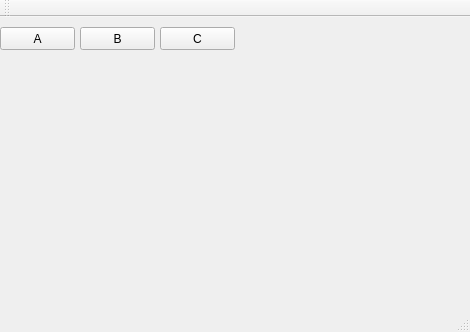
Manianass/udp, file mainwindow.ui: the form before one commit.
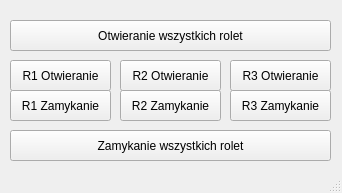
The form after the commit.

```diff
--- a/mainwindow.ui
+++ b/mainwindow.ui
@@ -6,8 +6,8 @@
    <rect>
     <x>0</x>
     <y>0</y>
-    <width>470</width>
-    <height>332</height>
+    <width>342</width>
+    <height>193</height>
    </rect>
   </property>
   <property name="windowTitle">
@@ -17,40 +17,105 @@
    <widget class="QPushButton" name="pushButton">
     <property name="geometry">
      <rect>
-      <x>0</x>
-      <y>10</y>
-      <width>75</width>
-      <height>23</height>
+      <x>10</x>
+      <y>60</y>
+      <width>101</width>
+      <height>31</height>
      </rect>
     </property>
     <property name="text">
-     <string>A</string>
+     <string>R1 Otwieranie</string>
     </property>
    </widget>
    <widget class="QPushButton" name="pushButton_2">
     <property name="geometry">
      <rect>
-      <x>80</x>
-      <y>10</y>
-      <width>75</width>
-      <height>23</height>
+      <x>10</x>
+      <y>90</y>
+      <width>101</width>
+      <height>31</height>
      </rect>
     </property>
     <property name="text">
-     <string>B</string>
+     <string>R1 Zamykanie</string>
     </property>
    </widget>
    <widget class="QPushButton" name="pushButton_3">
     <property name="geometry">
      <rect>
-      <x>160</x>
-      <y>10</y>
-      <width>75</width>
-      <height>23</height>
+      <x>120</x>
+      <y>60</y>
+      <width>101</width>
+      <height>31</height>
      </rect>
     </property>
     <property name="text">
-     <string>C</string>
+     <string>R2 Otwieranie</string>
+    </property>
+   </widget>
+   <widget class="QPushButton" name="pushButton_4">
+    <property name="geometry">
+     <rect>
+      <x>120</x>
+      <y>90</y>
+      <width>101</width>
+      <height>31</height>
+     </rect>
+    </property>
+    <property name="text">
+     <string>R2 Zamykanie</string>
+    </property>
+   </widget>
+   <widget class="QPushButton" name="pushButton_5">
+    <property name="geometry">
+     <rect>
+      <x>230</x>
+      <y>60</y>
+      <width>101</width>
+      <height>31</height>
+     </rect>
+    </property>
+    <property name="text">
+     <string>R3 Otwieranie</string>
+    </property>
+   </widget>
+   <widget class="QPushButton" name="pushButton_6">
+    <property name="geometry">
+     <rect>
+      <x>230</x>
+      <y>90</y>
+      <width>101</width>
+      <height>31</height>
+     </rect>
+    </property>
+    <property name="text">
+     <string>R3 Zamykanie</string>
+    </property>
+   </widget>
+   <widget class="QPushButton" name="pushButton_7">
+    <property name="geometry">
+     <rect>
+      <x>10</x>
+      <y>20</y>
+      <width>321</width>
+      <height>31</height>
+     </rect>
+    </property>
+    <property name="text">
+     <string>Otwieranie wszystkich rolet</string>
+    </property>
+   </widget>
+   <widget class="QPushButton" name="pushButton_8">
+    <property name="geometry">
+     <rect>
+      <x>10</x>
+      <y>130</y>
+      <width>321</width>
+      <height>31</height>
+     </rect>
+    </property>
+    <property name="text">
+     <string>Zamykanie wszystkich rolet</string>
     </property>
    </widget>
   </widget>
@@ -64,14 +129,6 @@
     </rect>
    </property>
   </widget>
-  <widget class="QToolBar" name="mainToolBar">
-   <attribute name="toolBarArea">
-    <enum>TopToolBarArea</enum>
-   </attribute>
-   <attribute name="toolBarBreak">
-    <bool>false</bool>
-   </attribute>
-  </widget>
   <widget class="QStatusBar" name="statusBar"/>
  </widget>
  <layoutdefault spacing="6" margin="11"/>
```
Left out of the diff: 4 changed lines with no effect on the pictures.
